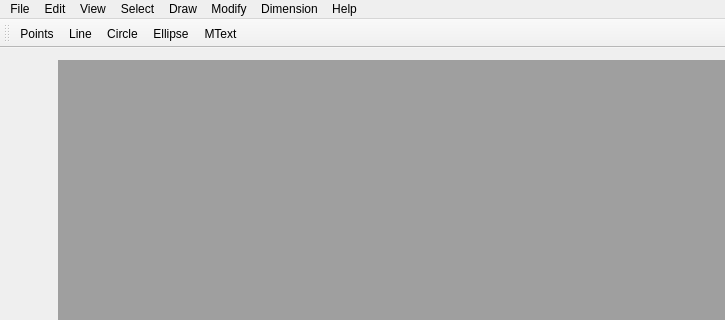
Before: the Qt Designer form resources/ui/mainwindow.ui in GreatDevelopers/eCAD, drawn with Qt 5; both pictures show x 0 to 725 and y 0 to 320 of the 725 by 478 pixel window.
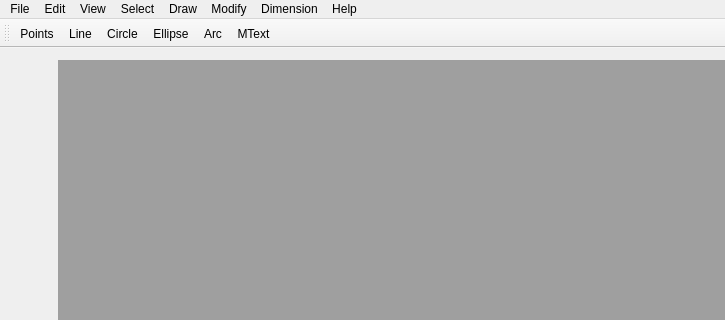
After: the same form once the commit is applied. Icons and pictures are not drawn.

```diff
--- a/resources/ui/mainwindow.ui
+++ b/resources/ui/mainwindow.ui
@@ -174,6 +174,7 @@
    <addaction name="actionLine"/>
    <addaction name="actionCircle"/>
    <addaction name="actionEllipse"/>
+   <addaction name="actionArc"/>
    <addaction name="actionMText"/>
   </widget>
   <widget class="QStatusBar" name="statusBar"/>
```
Left out of the diff: 4 changed lines with no effect on the pictures.
